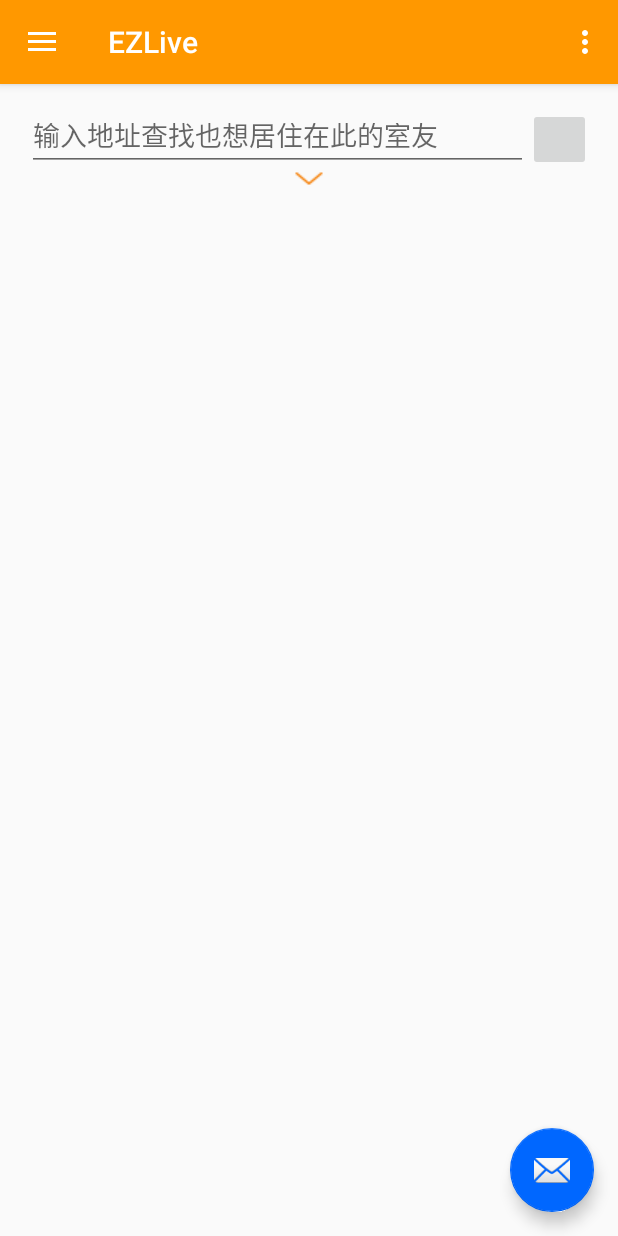
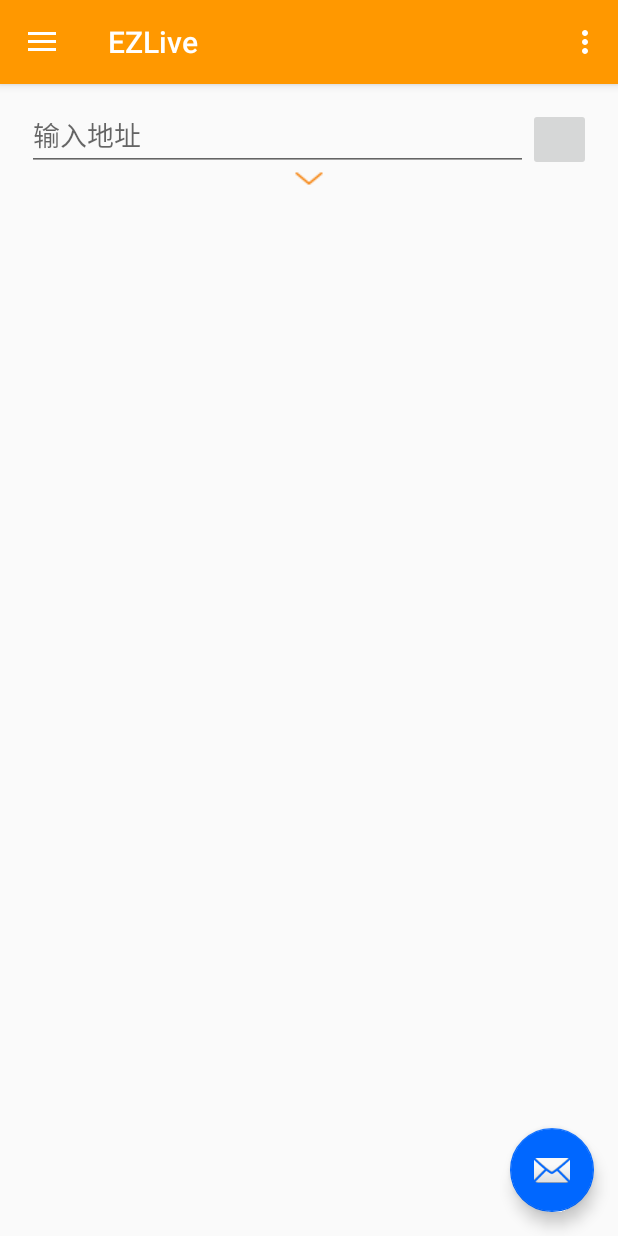
Before and after one commit to Yumic/EZLive, an Android app: the screen it shows after launch (MainActivity), in the side drawer, after a tap on "找室友", on a phone screen of 412 x 824 dp. Run offline under Robolectric (Android 15) with nearby library versions, the light colour scheme and no system bars; our stand-ins replace ButterKnife.

Commit message:
1.修改加监听的BUG

```diff
--- a/app/build.gradle
+++ b/app/build.gradle
@@ -24,10 +24,9 @@
     testCompile 'junit:junit:4.12'
     compile 'com.android.support:appcompat-v7:22.2.1'
     compile 'com.android.support:design:22.2.1'
-
     compile 'com.android.support:cardview-v7:22.2.1'
     compile 'com.android.support:recyclerview-v7:22.2.1'
     compile 'com.jakewharton:butterknife:7.0.1'
-
     compile files('libs/volley.jar')
+    compile files('libs/universal-image-loader-1.9.4.jar')
 }
--- a/app/src/main/res/layout/fragment_find_roommate.xml
+++ b/app/src/main/res/layout/fragment_find_roommate.xml
@@ -21,7 +21,7 @@
             android:layout_width="wrap_content"
             android:layout_height="@dimen/editRext_search"
             android:id="@+id/editText"
-            android:hint="输入地址查找也想居住在此的室友"
+            android:hint="输入地址"
             android:layout_toLeftOf="@+id/imageButton"
             android:layout_alignParentLeft="true"
             android:layout_alignParentStart="true"
```
Also changed, not shown: app/src/main/java/yumic/diverbob/love/ezlive/adapter/RoommateAdapter.java (+3 -8 lines), app/libs/universal-image-loader-1.9.4.jar (added), 1 other file.
